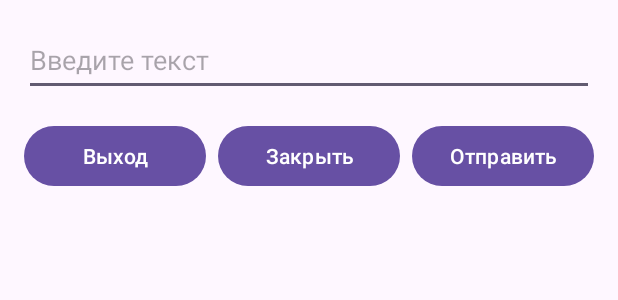
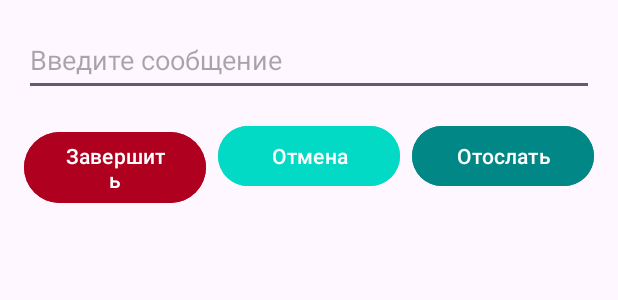
Before and after one commit to moxicom/temp_study_7sem, an Android app: the layout dialog_layout.xml on its own in the app's theme, with its tools: preview values and no code run, on a phone screen of 412 x 824 dp. Shown: the top 300 px of the screen. Run offline under Robolectric (Android 15) with nearby library versions, the light colour scheme and no system bars.

Commit message:
mob-l6: feature: change colours

```diff
--- a/mobile/l6/app/src/main/res/layout/activity_main.xml
+++ b/mobile/l6/app/src/main/res/layout/activity_main.xml
@@ -13,7 +13,7 @@
         android:layout_height="wrap_content"
         android:layout_marginTop="32dp"
         android:gravity="center"
-        android:hint="Здесь будет отображаться введенный текст"
+        android:hint="Результат будет показан здесь"
         android:textSize="18sp"
         app:layout_constraintEnd_toEndOf="parent"
         app:layout_constraintStart_toStartOf="parent"
@@ -23,7 +23,8 @@
         android:id="@+id/buttonOpenDialog"
         android:layout_width="wrap_content"
         android:layout_height="wrap_content"
-        android:text="Открыть диалог"
+        android:text="Показать диалоговое окно"
+        android:backgroundTint="@color/button_primary"
         app:layout_constraintBottom_toBottomOf="parent"
         app:layout_constraintEnd_toEndOf="parent"
         app:layout_constraintStart_toStartOf="parent"
--- a/mobile/l6/app/src/main/res/layout/dialog_layout.xml
+++ b/mobile/l6/app/src/main/res/layout/dialog_layout.xml
@@ -9,7 +9,7 @@
         android:id="@+id/editTextInput"
         android:layout_width="match_parent"
         android:layout_height="wrap_content"
-        android:hint="Введите текст"
+        android:hint="Введите сообщение"
         android:inputType="text"
         android:minHeight="48dp" />
 
@@ -25,7 +25,8 @@
             android:layout_height="wrap_content"
             android:layout_marginEnd="4dp"
             android:layout_weight="1"
-            android:text="Выход" />
+            android:text="Завершить"
+            android:backgroundTint="@color/button_danger" />
 
         <Button
             android:id="@+id/buttonClose"
@@ -34,7 +35,8 @@
             android:layout_marginStart="4dp"
             android:layout_marginEnd="4dp"
             android:layout_weight="1"
-            android:text="Закрыть" />
+            android:text="Отмена"
+            android:backgroundTint="@color/button_secondary" />
 
         <Button
             android:id="@+id/buttonSend"
@@ -42,6 +44,7 @@
             android:layout_height="wrap_content"
             android:layout_marginStart="4dp"
             android:layout_weight="1"
-            android:text="Отправить" />
+            android:text="Отослать"
+            android:backgroundTint="@color/button_success" />
     </LinearLayout>
 </LinearLayout>
--- a/mobile/l6/app/src/main/res/values/colors.xml
+++ b/mobile/l6/app/src/main/res/values/colors.xml
@@ -2,4 +2,8 @@
 <resources>
     <color name="black">#FF000000</color>
     <color name="white">#FFFFFFFF</color>
+    <color name="button_primary">#FF6200EE</color>
+    <color name="button_secondary">#FF03DAC5</color>
+    <color name="button_danger">#FFB00020</color>
+    <color name="button_success">#FF018786</color>
 </resources>
```
